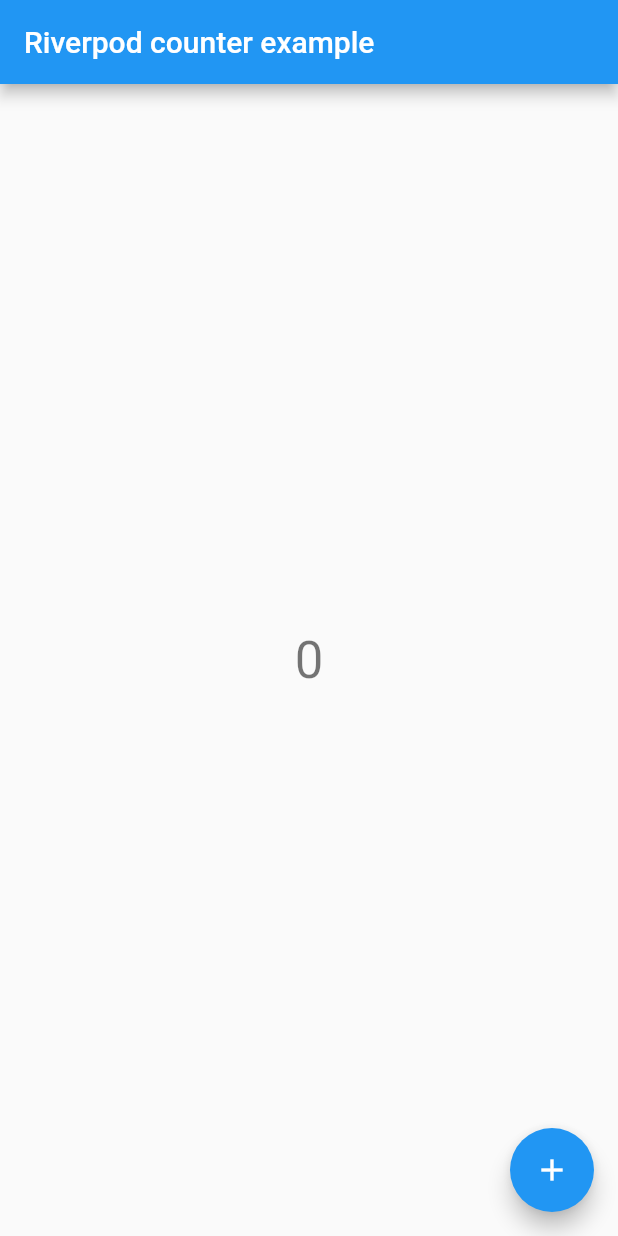
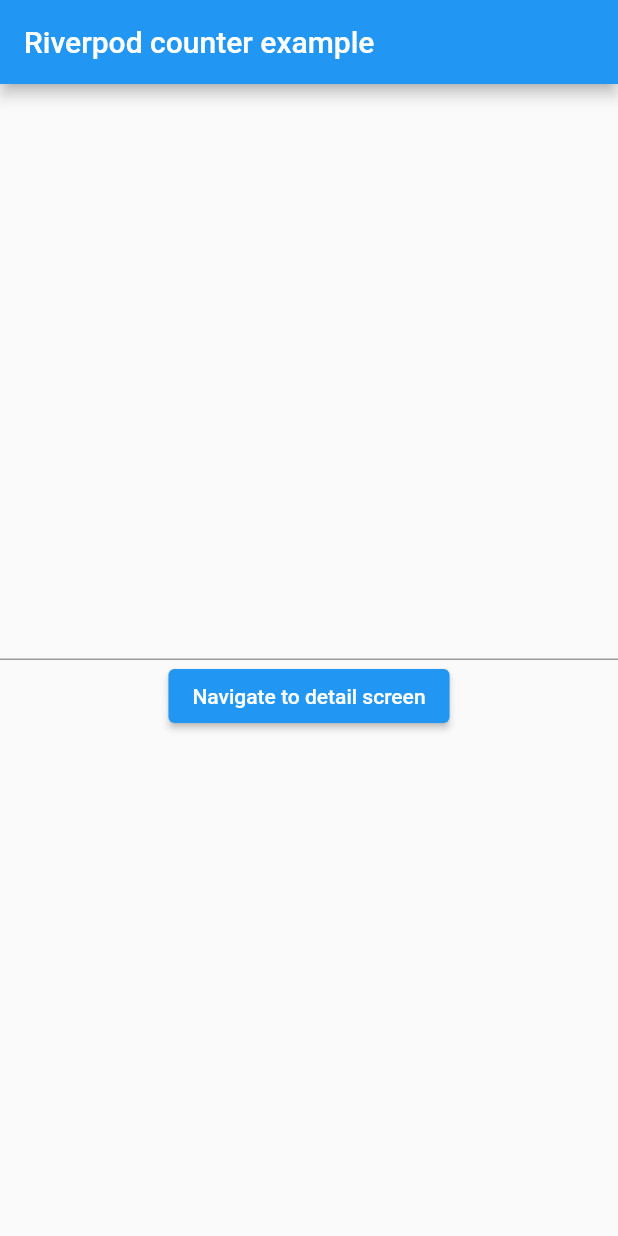
Before and after one commit to momomomo111/friend_task_share, a Flutter app: the screen it shows after launch, on a phone screen of 412 x 824 dp. Run offline on Flutter 3.47's test engine with Material 2 defaults, Android fonts, the phone set to English and light mode, and no system bars; our stand-ins replace hooks_riverpod.

Commit message:
[update] Implementation of text input screen
文字入力画面の実装

```diff
--- a/lib/navigation/route_page.dart
+++ b/lib/navigation/route_page.dart
@@ -1,5 +1,4 @@
 import 'package:flutter/material.dart';
-import 'package:friend_task_share/main.dart';
 import 'package:friend_task_share/ui/detail_screen.dart';
 import 'package:friend_task_share/ui/home_screen.dart';
 import 'package:friend_task_share/ui/unknown_screen.dart';
--- a/lib/provider/count_provider.dart
+++ /dev/null
@@ -1,9 +0,0 @@
-import 'package:hooks_riverpod/hooks_riverpod.dart';
-
-final counterProvider = StateNotifierProvider<Counter, int>((_) => Counter());
-
-class Counter extends StateNotifier<int> {
-  Counter() : super(0);
-
-  void increment() => state++;
-}
--- /dev/null
+++ b/lib/provider/task_name_provider.dart
@@ -0,0 +1,10 @@
+import 'package:hooks_riverpod/hooks_riverpod.dart';
+
+final taskNameProvider =
+    StateNotifierProvider<TaskName, String>((_) => TaskName());
+
+class TaskName extends StateNotifier<String> {
+  TaskName() : super("");
+
+  void set(text) => state = text;
+}
--- a/lib/ui/home_screen.dart
+++ b/lib/ui/home_screen.dart
@@ -1,5 +1,5 @@
 import 'package:flutter/material.dart';
-import 'package:friend_task_share/provider/count_provider.dart';
+import 'package:friend_task_share/provider/task_name_provider.dart';
 import 'package:hooks_riverpod/hooks_riverpod.dart';
 
 class HomeScreen extends HookConsumerWidget {
@@ -7,27 +7,31 @@ class HomeScreen extends HookConsumerWidget {
 
   @override
   Widget build(BuildContext context, WidgetRef ref) {
-    final count = ref.watch(counterProvider);
-
     return Scaffold(
       appBar: AppBar(
         title: const Text('Riverpod counter example'),
       ),
       body: Center(
-        child: Text(
-          '$count',
-          style: Theme.of(context).textTheme.headline4,
+        child: Column(
+          mainAxisAlignment: MainAxisAlignment.center,
+          crossAxisAlignment: CrossAxisAlignment.center,
+          children: [
+            TextField(
+              onChanged: (value) {
+                ref.read(taskNameProvider.notifier).set(value);
+              },
             ),
-      ),
-      floatingActionButton: FloatingActionButton(
+            ElevatedButton(
               onPressed: () {
-          ref.read(counterProvider.notifier).increment();
                 Navigator.pushNamed(
                   context,
                   '/detail',
                 );
               },
-        child: const Icon(Icons.add),
+              child: const Text('Navigate to detail screen'),
+            ),
+          ],
+        ),
       ),
     );
   }
```
Also changed, not shown: lib/ui/detail_screen.dart (+3 -4 lines), 1 other file. Lines whose indentation alone changed are shown as unchanged.
